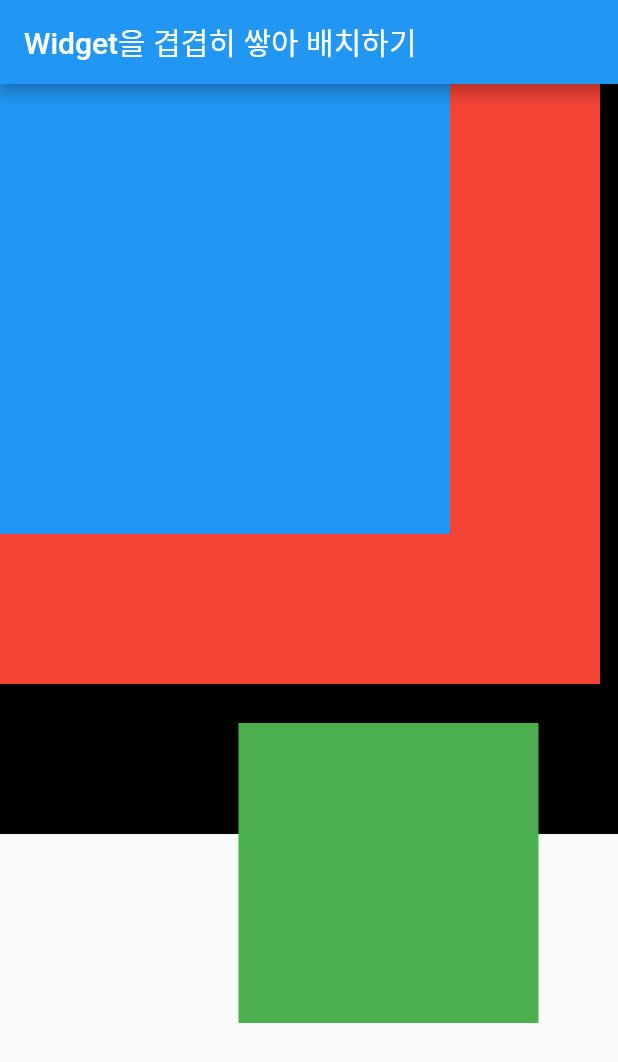
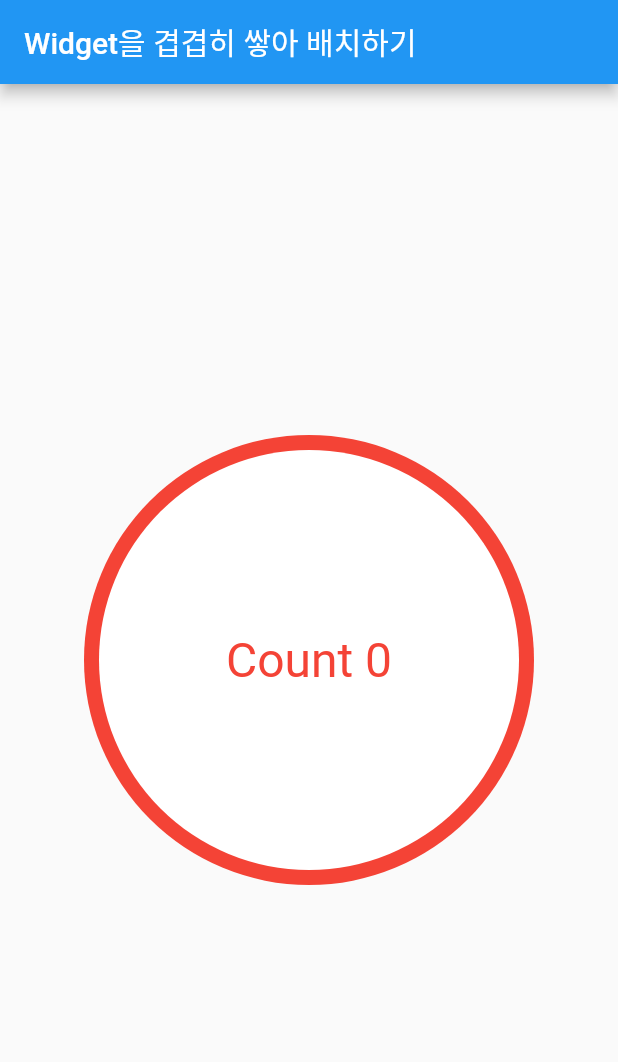
Before and after one commit to khanian/flutter_layout_example, a Flutter app: the screen it shows after launch, on a phone screen of 412 x 824 dp. Shown: the top 1062 px of the screen. Run offline on Flutter 3.47's test engine with Material 2 defaults, Android fonts, the phone set to English and light mode, and no system bars.

Commit message:
widget stack badge

```diff
--- a/lib/main.dart
+++ b/lib/main.dart
@@ -25,29 +25,35 @@ class Body extends StatelessWidget {
   Widget build(BuildContext context) {
     return Stack(
       children: [
-        Container(
-          width: 500,
-          height: 500,
-          color: Colors.black,
-        ),
-        Container(
-          width: 400,
-          height: 400,
-          color: Colors.red,
-        ),
-        Container(
-          width: 300,
-          height: 300,
-          color: Colors.blue,
+        Align(
+          alignment: Alignment.center,
+          child: Container(
+            width: 300,
+            height: 300,
+            decoration: BoxDecoration(
+              color: Colors.red,
+              borderRadius: BorderRadius.circular(150),
+            ),
+          ),
         ),
         Align(
-          alignment: Alignment(0.5, 0.5),
+          alignment: Alignment.center,
           child: Container(
-            width: 200,
-            height: 200,
-            color: Colors.green,
+            width: 280,
+            height: 280,
+            decoration: BoxDecoration(
+              color: Colors.white,
+              borderRadius: BorderRadius.circular(140),
+            ),
           ),
         ),
+        const Align(
+          alignment: Alignment.center,
+          child: Text(
+            'Count 0',
+            style: TextStyle(color: Colors.red, fontSize: 32),
+          ),
+        )
       ],
     );
   }
```
